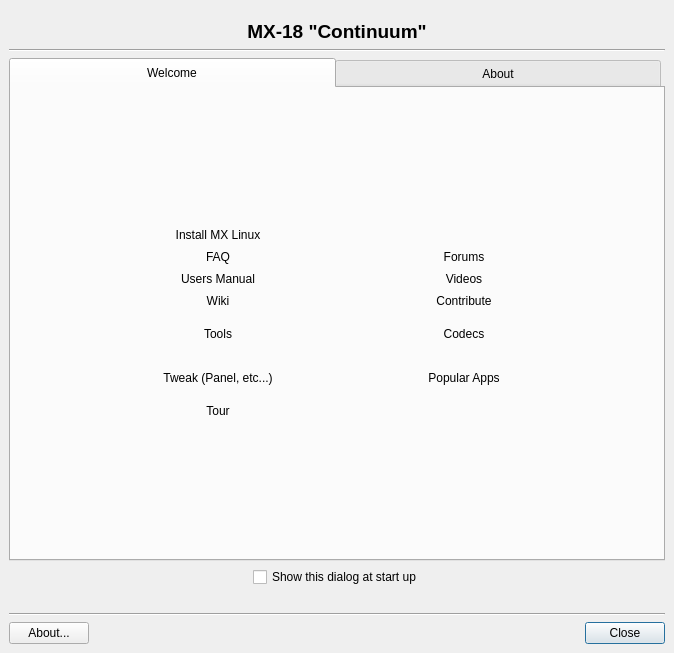
Qt form mainwindow.ui (MX-Linux/mx-welcome) before a commit.
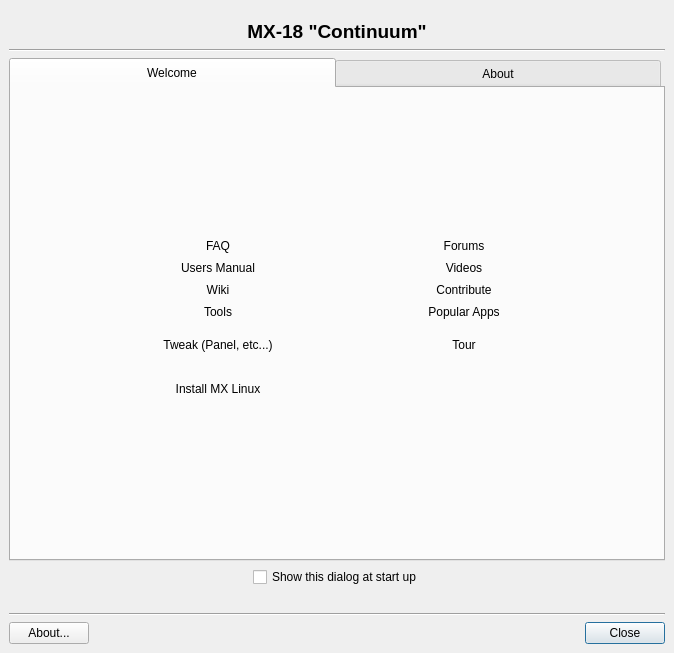
The same form after that commit. Icons and pictures are not drawn. Custom widgets are drawn as their Qt base class.

Commit message: Removed Codecs; rearranged icons

Diff of the .ui file:
```diff
--- a/mainwindow.ui
+++ b/mainwindow.ui
@@ -208,90 +208,6 @@
            <property name="verticalSpacing">
             <number>0</number>
            </property>
-           <item row="2" column="1">
-            <widget class="FlatButton" name="buttonManual">
-             <property name="sizePolicy">
-              <sizepolicy hsizetype="Minimum" vsizetype="Fixed">
-               <horstretch>0</horstretch>
-               <verstretch>0</verstretch>
-              </sizepolicy>
-             </property>
-             <property name="focusPolicy">
-              <enum>Qt::NoFocus</enum>
-             </property>
-             <property name="text">
-              <string>Users Manual</string>
-             </property>
-             <property name="icon">
-              <iconset>
-               <normaloff>:/icons/users-manual.png</normaloff>:/icons/users-manual.png</iconset>
-             </property>
-             <property name="iconSize">
-              <size>
-               <width>42</width>
-               <height>42</height>
-              </size>
-             </property>
-             <property name="autoDefault">
-              <bool>true</bool>
-             </property>
-             <property name="flat">
-              <bool>true</bool>
-             </property>
-            </widget>
-           </item>
-           <item row="1" column="1">
-            <widget class="FlatButton" name="buttonFAQ">
-             <property name="focusPolicy">
-              <enum>Qt::NoFocus</enum>
-             </property>
-             <property name="text">
-              <string>FAQ</string>
-             </property>
-             <property name="icon">
-              <iconset>
-               <normaloff>:/icons/faq.png</normaloff>:/icons/faq.png</iconset>
-             </property>
-             <property name="iconSize">
-              <size>
-               <width>42</width>
-               <height>42</height>
-              </size>
-             </property>
-             <property name="autoDefault">
-              <bool>true</bool>
-             </property>
-             <property name="flat">
-              <bool>true</bool>
-             </property>
-            </widget>
-           </item>
-           <item row="4" column="5">
-            <widget class="FlatButton" name="buttonCodecs">
-             <property name="focusPolicy">
-              <enum>Qt::NoFocus</enum>
-             </property>
-             <property name="text">
-              <string>Codecs</string>
-             </property>
-             <property name="icon">
-              <iconset>
-               <normaloff>:/icons/codecs.png</normaloff>:/icons/codecs.png</iconset>
-             </property>
-             <property name="iconSize">
-              <size>
-               <width>42</width>
-               <height>42</height>
-              </size>
-             </property>
-             <property name="autoDefault">
-              <bool>true</bool>
-             </property>
-             <property name="flat">
-              <bool>true</bool>
-             </property>
-            </widget>
-           </item>
            <item row="5" column="0">
             <spacer name="horizontalSpacer_11">
              <property name="orientation">
@@ -305,32 +221,6 @@
              </property>
             </spacer>
            </item>
-           <item row="5" column="1">
-            <widget class="FlatButton" name="buttonPanelOrient">
-             <property name="focusPolicy">
-              <enum>Qt::NoFocus</enum>
-             </property>
-             <property name="text">
-              <string>Tweak (Panel, etc...)</string>
-             </property>
-             <property name="icon">
-              <iconset>
-               <normaloff>:/icons/mxwelcome-icon-panel-orient.png</normaloff>:/icons/mxwelcome-icon-panel-orient.png</iconset>
-             </property>
-             <property name="iconSize">
-              <size>
-               <width>42</width>
-               <height>42</height>
-              </size>
-             </property>
-             <property name="autoDefault">
-              <bool>true</bool>
-             </property>
-             <property name="flat">
-              <bool>true</bool>
-             </property>
-            </widget>
-           </item>
            <item row="5" column="6" colspan="2">
             <spacer name="horizontalSpacer_15">
              <property name="orientation">
@@ -415,116 +305,6 @@
              </property>
             </spacer>
            </item>
-           <item row="3" column="5">
-            <widget class="FlatButton" name="buttonContribute">
-             <property name="focusPolicy">
-              <enum>Qt::NoFocus</enum>
-             </property>
-             <property name="text">
-              <string>Contribute</string>
-             </property>
-             <property name="icon">
-              <iconset>
-               <normaloff>:/icons/contribute.png</normaloff>:/icons/contribute.png</iconset>
-             </property>
-             <property name="iconSize">
-              <size>
-               <width>42</width>
-               <height>42</height>
-              </size>
-             </property>
-             <property name="autoDefault">
-              <bool>true</bool>
-             </property>
-             <property name="flat">
-              <bool>true</bool>
-             </property>
-            </widget>
-           </item>
-           <item row="4" column="1">
-            <widget class="FlatButton" name="buttonTools">
-             <property name="focusPolicy">
-              <enum>Qt::NoFocus</enum>
-             </property>
-             <property name="text">
-              <string>Tools</string>
-             </property>
-             <property name="icon">
-              <iconset>
-               <normaloff>:/icons/tools.png</normaloff>:/icons/tools.png</iconset>
-             </property>
-             <property name="iconSize">
-              <size>
-               <width>42</width>
-               <height>42</height>
-              </size>
-             </property>
-             <property name="autoDefault">
-              <bool>true</bool>
-             </property>
-             <property name="flat">
-              <bool>true</bool>
-             </property>
-            </widget>
-           </item>
-           <item row="5" column="5">
-            <widget class="FlatButton" name="buttonPackageInstall">
-             <property name="focusPolicy">
-              <enum>Qt::NoFocus</enum>
-             </property>
-             <property name="text">
-              <string>Popular Apps</string>
-             </property>
-             <property name="icon">
-              <iconset>
-               <normaloff>:/icons/mxwelcome-icon-packageinstaller.png</normaloff>:/icons/mxwelcome-icon-packageinstaller.png</iconset>
-             </property>
-             <property name="iconSize">
-              <size>
-               <width>42</width>
-               <height>42</height>
-              </size>
-             </property>
-             <property name="autoDefault">
-              <bool>true</bool>
-             </property>
-             <property name="flat">
-              <bool>true</bool>
-             </property>
-            </widget>
-           </item>
-           <item row="2" column="5">
-            <widget class="FlatButton" name="buttonVideo">
-             <property name="sizePolicy">
-              <sizepolicy hsizetype="Minimum" vsizetype="Fixed">
-               <horstretch>0</horstretch>
-               <verstretch>0</verstretch>
-              </sizepolicy>
-             </property>
-             <property name="focusPolicy">
-              <enum>Qt::NoFocus</enum>
-             </property>
-             <property name="text">
-              <string>Videos</string>
-             </property>
-             <property name="icon">
-              <iconset>
-               <normaloff>:/icons/videos.png</normaloff>:/icons/videos.png</iconset>
-             </property>
-             <property name="iconSize">
-              <size>
-               <width>42</width>
-               <height>42</height>
-              </size>
-             </property>
-             <property name="autoDefault">
-              <bool>true</bool>
-             </property>
-             <property name="flat">
-              <bool>true</bool>
-             </property>
-            </widget>
-           </item>
            <item row="1" column="0">
             <spacer name="horizontalSpacer_7">
              <property name="orientation">
@@ -596,60 +376,6 @@
              </property>
             </spacer>
            </item>
-           <item row="6" column="1">
-            <widget class="FlatButton" name="buttonTour">
-             <property name="focusPolicy">
-              <enum>Qt::NoFocus</enum>
-             </property>
-             <property name="text">
-              <string>Tour</string>
-             </property>
-             <property name="iconSize">
-              <size>
-               <width>42</width>
-               <height>42</height>
-              </size>
-             </property>
-             <property name="autoDefault">
-              <bool>true</bool>
-             </property>
-             <property name="flat">
-              <bool>true</bool>
-             </property>
-            </widget>
-           </item>
-           <item row="3" column="1">
-            <widget class="FlatButton" name="buttonWiki">
-             <property name="sizePolicy">
-              <sizepolicy hsizetype="Minimum" vsizetype="Fixed">
-               <horstretch>0</horstretch>
-               <verstretch>0</verstretch>
-              </sizepolicy>
-             </property>
-             <property name="focusPolicy">
-              <enum>Qt::NoFocus</enum>
-             </property>
-             <property name="text">
-              <string>Wiki</string>
-             </property>
-             <property name="icon">
-              <iconset>
-               <normaloff>:/icons/wiki.png</normaloff>:/icons/wiki.png</iconset>
-             </property>
-             <property name="iconSize">
-              <size>
-               <width>42</width>
-               <height>42</height>
-              </size>
-             </property>
-             <property name="autoDefault">
-              <bool>true</bool>
-             </property>
-             <property name="flat">
-              <bool>true</bool>
-             </property>
-            </widget>
-           </item>
            <item row="2" column="2" colspan="3">
             <spacer name="horizontalSpacer_5">
              <property name="orientation">
@@ -689,7 +415,7 @@
              </property>
             </spacer>
            </item>
-           <item row="1" column="5">
+           <item row="0" column="5">
             <widget class="FlatButton" name="buttonForum">
              <property name="sizePolicy">
               <sizepolicy hsizetype="Minimum" vsizetype="Fixed">
@@ -721,7 +447,207 @@
              </property>
             </widget>
            </item>
+           <item row="1" column="5">
+            <widget class="FlatButton" name="buttonVideo">
+             <property name="sizePolicy">
+              <sizepolicy hsizetype="Minimum" vsizetype="Fixed">
+               <horstretch>0</horstretch>
+               <verstretch>0</verstretch>
+              </sizepolicy>
+             </property>
+             <property name="focusPolicy">
+              <enum>Qt::NoFocus</enum>
+             </property>
+             <property name="text">
+              <string>Videos</string>
+             </property>
+             <property name="icon">
+              <iconset>
+               <normaloff>:/icons/videos.png</normaloff>:/icons/videos.png</iconset>
+             </property>
+             <property name="iconSize">
+              <size>
+               <width>42</width>
+               <height>42</height>
+              </size>
+             </property>
+             <property name="autoDefault">
+              <bool>true</bool>
+             </property>
+             <property name="flat">
+              <bool>true</bool>
+             </property>
+            </widget>
+           </item>
+           <item row="2" column="5">
+            <widget class="FlatButton" name="buttonContribute">
+             <property name="focusPolicy">
+              <enum>Qt::NoFocus</enum>
+             </property>
+             <property name="text">
+              <string>Contribute</string>
+             </property>
+             <property name="icon">
+              <iconset>
+               <normaloff>:/icons/contribute.png</normaloff>:/icons/contribute.png</iconset>
+             </property>
+             <property name="iconSize">
+              <size>
+               <width>42</width>
+               <height>42</height>
+              </size>
+             </property>
+             <property name="autoDefault">
+              <bool>true</bool>
+             </property>
+             <property name="flat">
+              <bool>true</bool>
+             </property>
+            </widget>
+           </item>
+           <item row="3" column="5">
+            <widget class="FlatButton" name="buttonPackageInstall">
+             <property name="focusPolicy">
+              <enum>Qt::NoFocus</enum>
+             </property>
+             <property name="text">
+              <string>Popular Apps</string>
+             </property>
+             <property name="icon">
+              <iconset>
+               <normaloff>:/icons/mxwelcome-icon-packageinstaller.png</normaloff>:/icons/mxwelcome-icon-packageinstaller.png</iconset>
+             </property>
+             <property name="iconSize">
+              <size>
+               <width>42</width>
+               <height>42</height>
+              </size>
+             </property>
+             <property name="autoDefault">
+              <bool>true</bool>
+             </property>
+             <property name="flat">
+              <bool>true</bool>
+             </property>
+            </widget>
+           </item>
            <item row="0" column="1">
+            <widget class="FlatButton" name="buttonFAQ">
+             <property name="focusPolicy">
+              <enum>Qt::NoFocus</enum>
+             </property>
+             <property name="text">
+              <string>FAQ</string>
+             </property>
+             <property name="icon">
+              <iconset>
+               <normaloff>:/icons/faq.png</normaloff>:/icons/faq.png</iconset>
+             </property>
+             <property name="iconSize">
+              <size>
+               <width>42</width>
+               <height>42</height>
+              </size>
+             </property>
+             <property name="autoDefault">
+              <bool>true</bool>
+             </property>
+             <property name="flat">
+              <bool>true</bool>
+             </property>
+            </widget>
+           </item>
+           <item row="1" column="1">
+            <widget class="FlatButton" name="buttonManual">
+             <property name="sizePolicy">
+              <sizepolicy hsizetype="Minimum" vsizetype="Fixed">
+               <horstretch>0</horstretch>
+               <verstretch>0</verstretch>
+              </sizepolicy>
+             </property>
+             <property name="focusPolicy">
+              <enum>Qt::NoFocus</enum>
+             </property>
+             <property name="text">
+              <string>Users Manual</string>
+             </property>
+             <property name="icon">
+              <iconset>
+               <normaloff>:/icons/users-manual.png</normaloff>:/icons/users-manual.png</iconset>
+             </property>
+             <property name="iconSize">
+              <size>
+               <width>42</width>
+               <height>42</height>
+              </size>
+             </property>
+             <property name="autoDefault">
+              <bool>true</bool>
+             </property>
+             <property name="flat">
+              <bool>true</bool>
+             </property>
+            </widget>
+           </item>
+           <item row="2" column="1">
+            <widget class="FlatButton" name="buttonWiki">
+             <property name="sizePolicy">
+              <sizepolicy hsizetype="Minimum" vsizetype="Fixed">
+               <horstretch>0</horstretch>
+               <verstretch>0</verstretch>
+              </sizepolicy>
+             </property>
+             <property name="focusPolicy">
+              <enum>Qt::NoFocus</enum>
+             </property>
+             <property name="text">
+              <string>Wiki</string>
+             </property>
+             <property name="icon">
+              <iconset>
+               <normaloff>:/icons/wiki.png</normaloff>:/icons/wiki.png</iconset>
+             </property>
+             <property name="iconSize">
+              <size>
+               <width>42</width>
+               <height>42</height>
+              </size>
+             </property>
+             <property name="autoDefault">
+              <bool>true</bool>
+             </property>
+             <property name="flat">
+              <bool>true</bool>
+             </property>
+            </widget>
+           </item>
+           <item row="3" column="1">
+            <widget class="FlatButton" name="buttonTools">
+             <property name="focusPolicy">
+              <enum>Qt::NoFocus</enum>
+             </property>
+             <property name="text">
+              <string>Tools</string>
+             </property>
+             <property name="icon">
+              <iconset>
+               <normaloff>:/icons/tools.png</normaloff>:/icons/tools.png</iconset>
+             </property>
+             <property name="iconSize">
+              <size>
+               <width>42</width>
+               <height>42</height>
+              </size>
+             </property>
+             <property name="autoDefault">
+              <bool>true</bool>
+             </property>
+             <property name="flat">
+              <bool>true</bool>
+             </property>
+            </widget>
+           </item>
+           <item row="5" column="1">
             <widget class="FlatButton" name="buttonSetup">
              <property name="focusPolicy">
               <enum>Qt::NoFocus</enum>
@@ -747,6 +673,54 @@
              </property>
             </widget>
            </item>
+           <item row="4" column="1">
+            <widget class="FlatButton" name="buttonPanelOrient">
+             <property name="focusPolicy">
+              <enum>Qt::NoFocus</enum>
+             </property>
+             <property name="text">
+              <string>Tweak (Panel, etc...)</string>
+             </property>
+             <property name="icon">
+              <iconset>
+               <normaloff>:/icons/mxwelcome-icon-panel-orient.png</normaloff>:/icons/mxwelcome-icon-panel-orient.png</iconset>
+             </property>
+             <property name="iconSize">
+              <size>
+               <width>42</width>
+               <height>42</height>
+              </size>
+             </property>
+             <property name="autoDefault">
+              <bool>true</bool>
+             </property>
+             <property name="flat">
+              <bool>true</bool>
+             </property>
+            </widget>
+           </item>
+           <item row="4" column="5">
+            <widget class="FlatButton" name="buttonTour">
+             <property name="focusPolicy">
+              <enum>Qt::NoFocus</enum>
+             </property>
+             <property name="text">
+              <string>Tour</string>
+             </property>
+             <property name="iconSize">
+              <size>
+               <width>42</width>
+               <height>42</height>
+              </size>
+             </property>
+             <property name="autoDefault">
+              <bool>true</bool>
+             </property>
+             <property name="flat">
+              <bool>true</bool>
+             </property>
+            </widget>
+           </item>
           </layout>
          </item>
          <item row="0" column="0" colspan="2">
```
Left out of the diff: 4 changed lines with no effect on the pictures. The commit also changes 1 other file.
